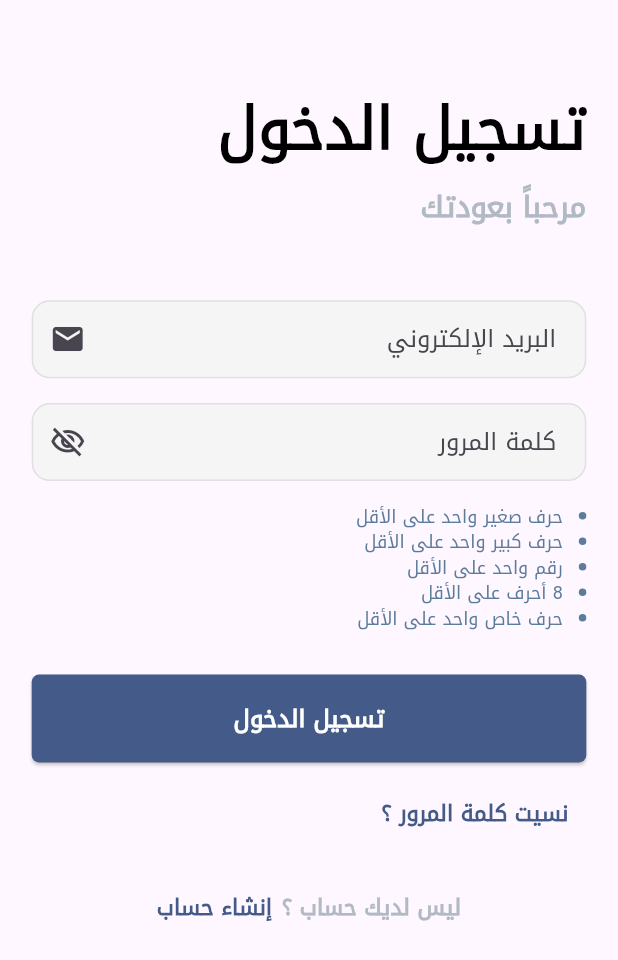
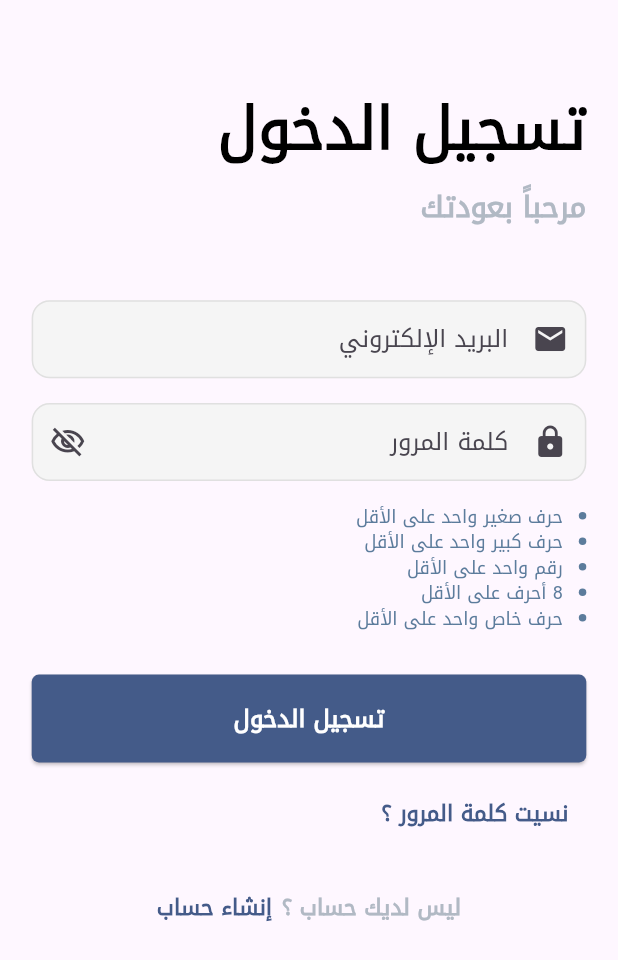
Before and after one commit to Abdelrhman-Tec/Education-Platform-App, a Flutter app: the screen it shows after launch, on a phone screen of 412 x 824 dp. Shown: the top 960 px of the screen. Run offline on Flutter 3.47's test engine with Material 3 defaults, Android fonts, the phone set to English and light mode, and no system bars; our stand-ins replace dio, flutter_bloc, flutter_screenutil, freezed_annotation, get_it, pretty_dio_logger and 2 more; generated files the repository leaves out were written again.

Commit message:
fix: Correct icon usage in CustomTextFormField for email and password fields

```diff
--- a/lib/core/widgets/custom_text_field.dart
+++ b/lib/core/widgets/custom_text_field.dart
@@ -78,7 +78,7 @@ class _CustomTextFormFieldState extends State<CustomTextFormField> {
                 icon: Icon(
                   _obscure
                       ? Icons.visibility_off_outlined
-                      : Icons.visibility_off_outlined,
+                      : Icons.visibility_outlined,
                 ),
                 onPressed: () => setState(() => _obscure = !_obscure),
               )
--- a/lib/features/sign_in/presentation/widgets/email_and_password.dart
+++ b/lib/features/sign_in/presentation/widgets/email_and_password.dart
@@ -46,7 +46,7 @@ class _EmailAndPasswordState extends State<EmailAndPassword> {
         children: [
           verticalSpace(25),
           CustomTextFormField(
-            suffixIcon: Icons.email,
+            prefixIcon: Icons.email,
             hintText: S.of(context).email,
             isPassword: false,
             // ignore: body_might_complete_normally_nullable
@@ -61,6 +61,7 @@ class _EmailAndPasswordState extends State<EmailAndPassword> {
           ),
           verticalSpace(17),
           CustomTextFormField(
+            prefixIcon: Icons.lock,
             hintText: S.of(context).password,
             isPassword: true,
             validator: (value) {
```
